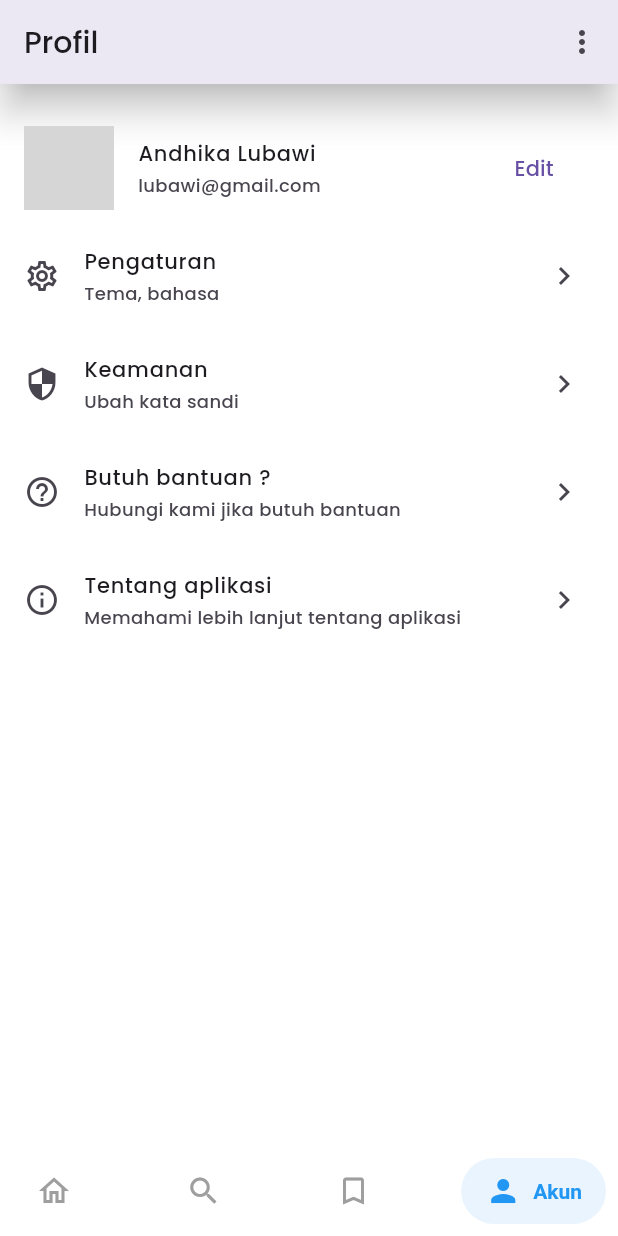
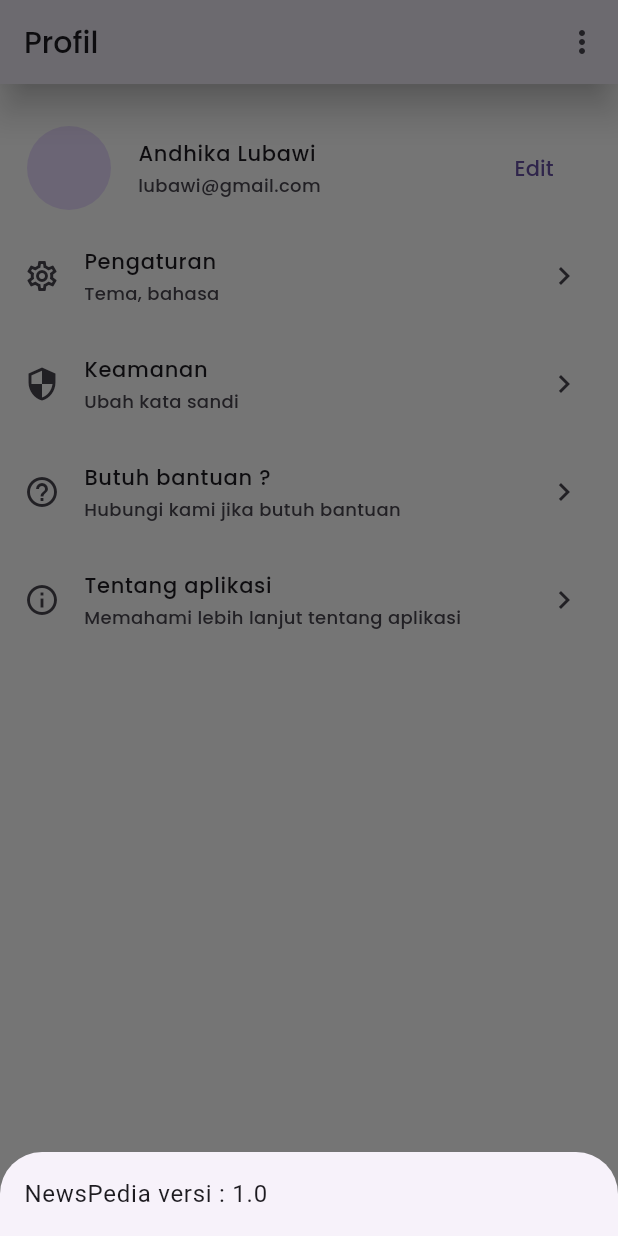
Before and after one commit to Lubawi07/NewsPedia, a Flutter app: the screen it shows after launch, item 4 of the bottom bar chosen, after a tap on "Tentang aplikasi", on a phone screen of 412 x 824 dp. Run offline on Flutter 3.47's test engine with Material 3 defaults, Android fonts, the light colour scheme and no system bars; drawn by our look-alikes of salomon_bottom_bar; our stand-ins replace carousel_slider, font_awesome_flutter, google_fonts, shimmer; network calls fail; grey boxes are pictures that could not be loaded.

Commit message:
Update fitur NewsPedia

```diff
--- a/lib/main.dart
+++ b/lib/main.dart
@@ -1,6 +1,13 @@
 import 'package:flutter/material.dart';
 import 'package:flutter/services.dart';
+import 'package:google_fonts/google_fonts.dart';
+import 'package:newpedia/auth/register.dart';
 import 'package:newpedia/components/navbar.dart';
+import 'package:newpedia/pages/bookmark.dart';
+import 'package:newpedia/pages/homepage.dart';
+import 'package:newpedia/pages/profile.dart';
+import 'package:newpedia/pages/search.dart';
+import 'package:newpedia/pages/setting.dart';
 // import 'package:newpedia/splash/splash_screen.dart';
 // import 'package:projek_perpus/pages/profile.dart';
 
@@ -18,23 +25,47 @@
     ]);
     return MaterialApp(
         debugShowCheckedModeBanner: false,
+        initialRoute: '/',
+        routes: {
+          // UI application
+          '/home': (context) => Homepage(),
+          '/cari': (context) => SearchPage(),
+          '/bookmark': (context) => BookMark(),
+          '/profil': (context) => Profile(),
+          '/pengaturan': (context) => SettingPage(),
+          // Auth page
+          '/register': (context) => RegisterPage(),
+        },
         theme: ThemeData(
+          tabBarTheme: TabBarTheme(
+            labelStyle: GoogleFonts.poppins(),
+            labelColor: Colors.blue,
+            unselectedLabelStyle: GoogleFonts.poppins(),
+            indicatorColor: Colors.blue,
+            // indicatorSize: TabBarIndicatorSize.label
+          ),
           scaffoldBackgroundColor: Colors.white,
-        floatingActionButtonTheme: FloatingActionButtonThemeData(backgroundColor: Colors.white),
+          floatingActionButtonTheme:
+              FloatingActionButtonThemeData(backgroundColor: Colors.white),
           appBarTheme: AppBarTheme(color: Colors.white),
           bottomAppBarTheme: BottomAppBarTheme(color: Colors.white),
           brightness: Brightness.light,
         ),
         darkTheme: ThemeData(
+          tabBarTheme: TabBarTheme(
+              labelStyle: GoogleFonts.poppins(),
+              labelColor: Colors.blue,
+              unselectedLabelStyle: GoogleFonts.poppins(),
+              indicatorColor: Colors.blue),
           scaffoldBackgroundColor: Colors.black,
           textTheme: TextTheme().apply(displayColor: Colors.white),
-        floatingActionButtonTheme: FloatingActionButtonThemeData(backgroundColor: Colors.black),
+          floatingActionButtonTheme:
+              FloatingActionButtonThemeData(backgroundColor: Colors.black),
           appBarTheme: AppBarTheme(color: Colors.black),
           bottomAppBarTheme: BottomAppBarTheme(color: Colors.black),
           brightness: Brightness.dark,
         ),
         themeMode: ThemeMode.system,
-      home: Nav()
-    );
+        home: Nav());
   }
 }
--- a/lib/pages/profile.dart
+++ b/lib/pages/profile.dart
@@ -60,9 +60,8 @@
                     fontSize: 12, fontWeight: FontWeight.w500),
               ),
               onTap: () {
-                Navigator.push(
-                  context, MaterialPageRoute(builder: (context)=>SettingPage())
-                );
+                Navigator.push(context,
+                    MaterialPageRoute(builder: (context) => SettingPage()));
                 print("Menekan pengaturan");
               },
               trailing: Icon(Icons.keyboard_arrow_right),
@@ -122,6 +121,17 @@
                     fontSize: 12, fontWeight: FontWeight.w500),
               ),
               onTap: () {
+                showModalBottomSheet(
+                    context: context,
+                    builder: (context) {
+                      return Wrap(
+                        children: [
+                          ListTile(
+                            title: Text('NewsPedia versi : 1.0'),
+                          )
+                        ],
+                      );
+                    });
                 print("Menekan tentang aplikasi");
               },
               trailing: Icon(Icons.keyboard_arrow_right),
--- a/lib/services/apiberita.dart
+++ b/lib/services/apiberita.dart
@@ -10,7 +10,6 @@
   // GET DATA
   Future<List<NewsArticle>> fetchNews() async {
     final response = await http.get(Uri.parse('https://newsapi.org/v2/top-headlines?sources=techcrunch&apiKey=373aeb0d4e29409bae6c0eb6ecb12f78'));
-
     if (response.statusCode == 200) {
       Map<String, dynamic> json = jsonDecode(response.body);
       List<dynamic> body = json['articles'];
--- a/pubspec.yaml
+++ b/pubspec.yaml
@@ -38,12 +38,15 @@
   google_fonts: ^6.2.1
   http: ^1.2.2
   intl: ^0.19.0
-  flutter_local_notifications: ^17.2.2
   salomon_bottom_bar: ^3.3.2
   shimmer: ^3.0.0
   loading_animation_widget: ^1.2.1
   modal_bottom_sheet: ^3.0.0
   carousel_slider: ^5.0.0
+  font_awesome_flutter: ^10.7.0
+  awesome_notifications: ^0.9.3+1
+  url_launcher: ^6.3.0
+  draggable_bottom_sheet: ^1.0.2
 
 dev_dependencies:
   flutter_test:
```
Also changed, not shown: lib/auth/register.dart (+60 -40 lines), lib/pages/detail.dart (+36 -4 lines), lib/pages/search.dart (+41 -10 lines), lib/pages/setting.dart (+9 -3 lines), pubspec.lock, 6 other files. Lines whose indentation alone changed are shown as unchanged.
